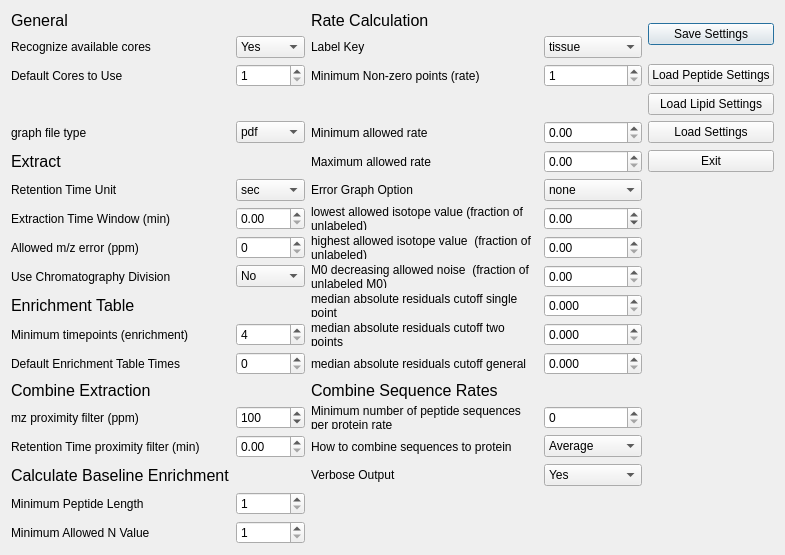
Before: the Qt Designer form ui_files/Settings_Menu.ui in JC-Price/DeuteRater, drawn with Qt 5.
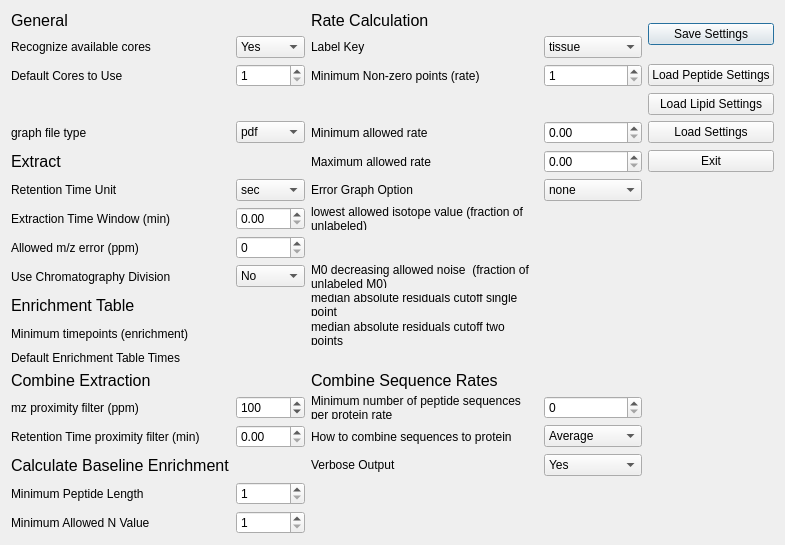
After: the same form once the commit is applied.

Commit message: Removed rate_calculator_human related settings from all modules

```diff
--- a/ui_files/Settings_Menu.ui
+++ b/ui_files/Settings_Menu.ui
@@ -154,19 +154,6 @@
      </property>
     </widget>
    </item>
-   <item row="8" column="3">
-    <widget class="QDoubleSpinBox" name="lowest_allowed_norm_isotope">
-     <property name="minimum">
-      <double>-1.000000000000000</double>
-     </property>
-     <property name="maximum">
-      <double>1.000000000000000</double>
-     </property>
-     <property name="singleStep">
-      <double>0.010000000000000</double>
-     </property>
-    </widget>
-   </item>
    <item row="9" column="1">
     <widget class="QSpinBox" name="ppm_error">
      <property name="maximum">
@@ -220,29 +207,6 @@
    <item row="8" column="1">
     <widget class="QDoubleSpinBox" name="time_window"/>
    </item>
-   <item row="9" column="2">
-    <widget class="QLabel" name="label_34">
-     <property name="text">
-      <string>highest allowed isotope value  (fraction of unlabeled)</string>
-     </property>
-     <property name="wordWrap">
-      <bool>true</bool>
-     </property>
-    </widget>
-   </item>
-   <item row="9" column="3">
-    <widget class="QDoubleSpinBox" name="highest_allowed_norm_isotope">
-     <property name="minimum">
-      <double>0.000000000000000</double>
-     </property>
-     <property name="maximum">
-      <double>2.000000000000000</double>
-     </property>
-     <property name="singleStep">
-      <double>0.010000000000000</double>
-     </property>
-    </widget>
-   </item>
    <item row="10" column="0">
     <widget class="QLabel" name="label_22">
      <property name="acceptDrops">
@@ -318,19 +282,6 @@
      </property>
     </widget>
    </item>
-   <item row="10" column="3">
-    <widget class="QDoubleSpinBox" name="m0_decreasing_allowed_noise">
-     <property name="minimum">
-      <double>0.000000000000000</double>
-     </property>
-     <property name="maximum">
-      <double>0.500000000000000</double>
-     </property>
-     <property name="singleStep">
-      <double>0.010000000000000</double>
-     </property>
-    </widget>
-   </item>
    <item row="11" column="2">
     <widget class="QLabel" name="label_36">
      <property name="text">
@@ -383,23 +334,6 @@
      </property>
     </widget>
    </item>
-   <item row="12" column="1">
-    <widget class="QSpinBox" name="min_allowed_timepoints_enrichment">
-     <property name="minimum">
-      <number>4</number>
-     </property>
-    </widget>
-   </item>
-   <item row="13" column="2">
-    <widget class="QLabel" name="label_39">
-     <property name="text">
-      <string>median absolute residuals cutoff general</string>
-     </property>
-     <property name="wordWrap">
-      <bool>true</bool>
-     </property>
-    </widget>
-   </item>
    <item row="13" column="0">
     <widget class="QLabel" name="label_37">
      <property name="text">
@@ -410,30 +344,6 @@
      </property>
     </widget>
    </item>
-   <item row="11" column="3">
-    <widget class="QDoubleSpinBox" name="median_absolute_residuals_cutoff_value_single_point">
-     <property name="decimals">
-      <number>3</number>
-     </property>
-    </widget>
-   </item>
-   <item row="13" column="3">
-    <widget class="QDoubleSpinBox" name="median_absolute_residuals_cutoff_value_general">
-     <property name="decimals">
-      <number>3</number>
-     </property>
-    </widget>
-   </item>
-   <item row="12" column="3">
-    <widget class="QDoubleSpinBox" name="median_absolute_residuals_cutoff_value_two_points">
-     <property name="decimals">
-      <number>3</number>
-     </property>
-    </widget>
-   </item>
-   <item row="13" column="1">
-    <widget class="QSpinBox" name="starting_enrichment_table_timepoints"/>
-   </item>
    <item row="14" column="0">
     <widget class="QLabel" name="label_10">
      <property name="sizePolicy">
```
The commit also changes 8 other files.
